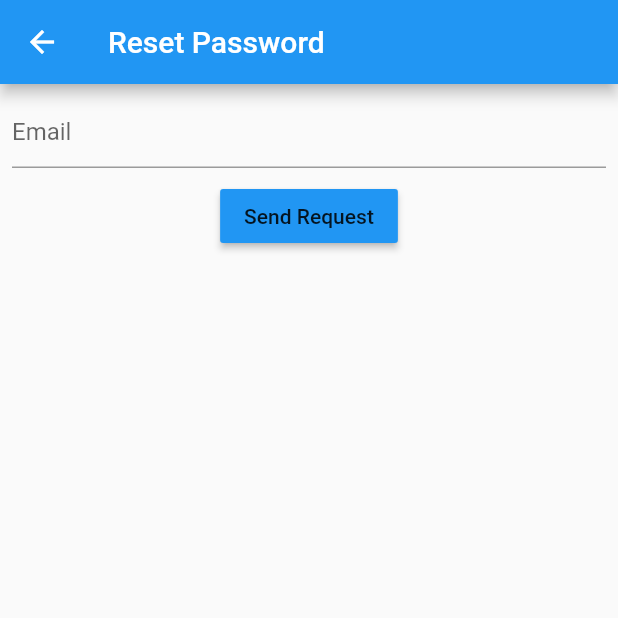
After one commit to ayaIdd/library, a Flutter app: the screen it shows after launch, after a tap on "Forgot Password", on a phone screen of 412 x 824 dp, the top half of it. The commit adds this screen. Run offline on Flutter 3.47's test engine with Material 2 defaults, Android fonts, the phone set to English and light mode, and no system bars; our stand-ins replace cloud_firestore, firebase_auth, firebase_core, firebase_database, flutter_svg, fluttertoast and 3 more; accounts and stored records are empty; network calls fail; key blocks and very long unbroken strings in the code were emptied for the run.

Commit message:
the new ones

```diff
--- a/lib/lib/loginScreen.dart
+++ b/lib/lib/loginScreen.dart
@@ -7,6 +7,7 @@ import 'package:fluttertoast/fluttertoast.dart';
 import 'package:font_awesome_flutter/font_awesome_flutter.dart';
 import 'package:e_library/lib/google_icon.dart';
 import 'package:firebase_auth/firebase_auth.dart';
+import 'package:e_library/lib/resetpassword.dart';
 
 import 'package:e_library/Screens/home/home.dart';
 
@@ -137,8 +138,8 @@ class _LoginScreenState extends State<LoginScreen> {
                    // Spacer(),
                    TextButton(
 
-                      onPressed: () {},
-                      child: const Text('Forget Password'),
+                      onPressed: ()  =>Navigator.of(context).push(MaterialPageRoute(builder:(context)=>ResetScreen() )),  // ResetScreen
+                      child: const Text('Forgot Password'),
                     ),
                   ],),
 
--- /dev/null
+++ b/lib/lib/resetpassword.dart
@@ -0,0 +1,52 @@
+import 'package:flutter/material.dart';
+import 'package:firebase_auth/firebase_auth.dart';
+
+
+class ResetScreen extends StatefulWidget {
+  @override
+  _ResetScreenState createState() => _ResetScreenState();
+}
+
+class _ResetScreenState extends State<ResetScreen> {
+  String _email;
+  final auth = FirebaseAuth.instance;
+
+  @override
+  Widget build(BuildContext context) {
+    return Scaffold(
+      appBar: AppBar(title: Text('Reset Password'),),
+      body: Column(
+        children: [
+          Padding(
+            padding: const EdgeInsets.all(8.0),
+            child: TextField(
+              keyboardType: TextInputType.emailAddress,
+              decoration: const InputDecoration(
+                  hintText: 'Email'
+              ),
+              onChanged: (value) {
+                setState(() {
+                  _email = value.trim();
+                });
+              },
+            ),
+          ),
+          Row(
+            mainAxisAlignment: MainAxisAlignment.spaceAround,
+            children: [
+              RaisedButton(
+                child: Text('Send Request'),
+                onPressed: () {
+                  FirebaseAuth.instance.sendPasswordResetEmail(email: _email);
+                  Navigator.of(context).pop();
+                },
+                color: Theme.of(context).accentColor,
+              ),
+
+            ],
+          ),
+
+        ],),
+    );
+  }
+}
--- a/lib/main.dart
+++ b/lib/main.dart
@@ -30,7 +30,7 @@ class MyApp extends StatelessWidget {
     return
       MaterialApp(
 
-      home:  IteemView2(),
+      home:  LoginScreen(),
     );
   }
 }
```
Also changed, not shown: lib/lib/display3.dart (+4 -3 lines), lib/lib/display4.dart (+5 -4 lines), lib/lib/main.dart (deleted, +0 -28 lines).
